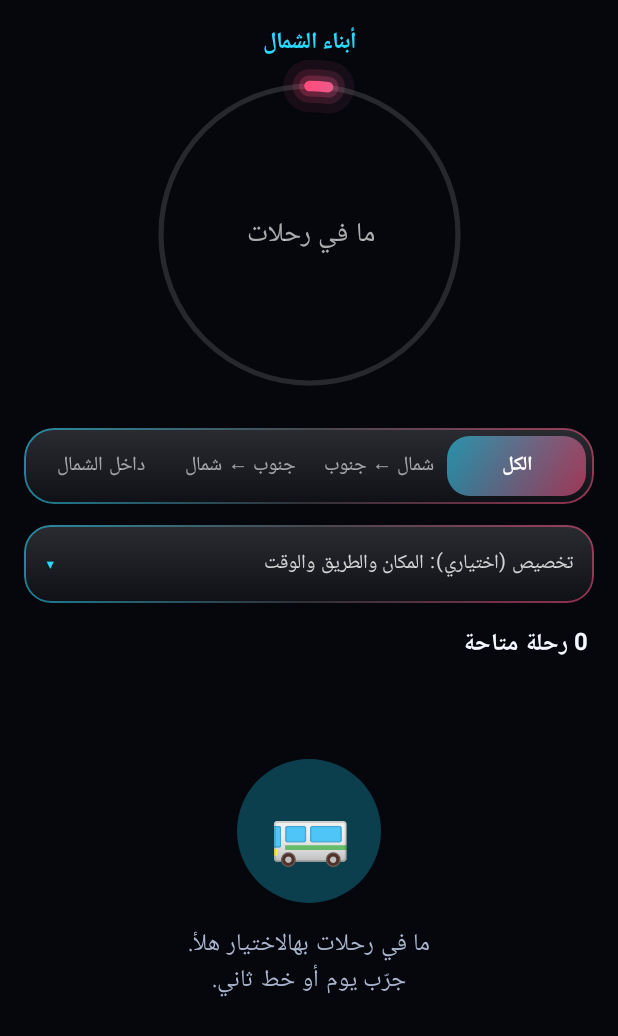
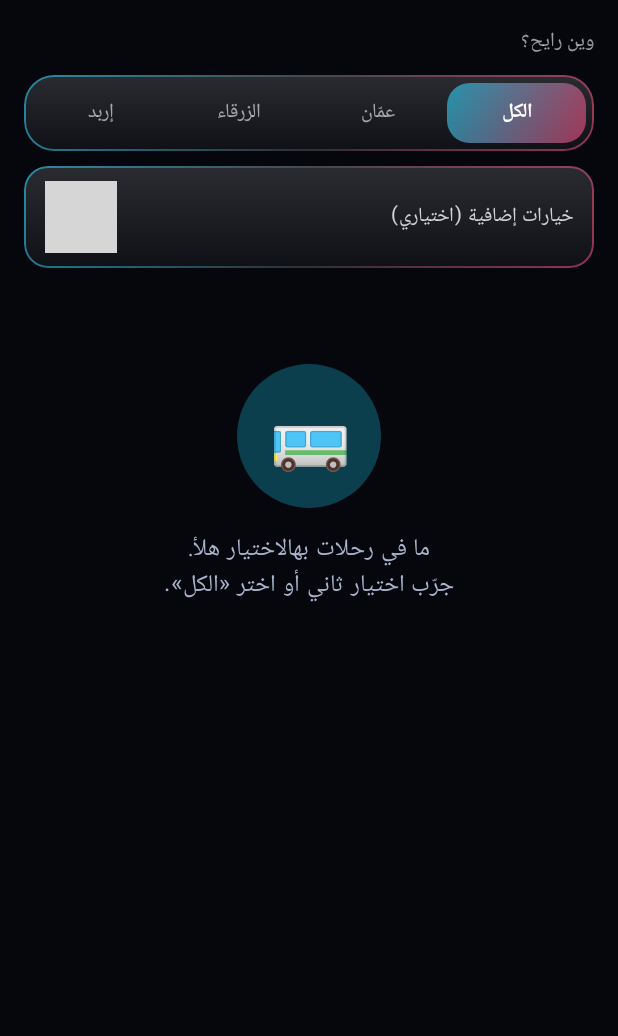
Before and after one commit to abnaa-shamal/iCloud-, an Android app built with Jetpack Compose: the composable TripsList called with empty values, on a phone screen of 412 x 824 dp. Shown: the top 1036 px of the screen. Run offline under Robolectric (Android 15) with nearby library versions, the phone set to English and light mode, and no system bars; our stand-ins replace Firebase (no records; nobody signed in at launch, a user with empty details on screens opened directly); network calls fail; 3 statements that could not run were skipped; grey boxes are pictures that could not be loaded.

Commit message:
Rider: destination tabs (Amman/Zarqa/Irbid), swipe-one-ride, optional extras
Co-Authored-By: Claude Sonnet 5.5 <noreply@anthropic.com>
Claude-Session: https://claude.ai/code/session_01Eacynbgmh8rRMzmRyztP24

```diff
--- a/app/src/main/java/jo/shajaraone/app/Neon2.kt
+++ b/app/src/main/java/jo/shajaraone/app/Neon2.kt
@@ -3,6 +3,7 @@ package jo.shajaraone.app
 import androidx.compose.foundation.ExperimentalFoundationApi
 import androidx.compose.foundation.background
 import androidx.compose.foundation.layout.*
+import androidx.compose.foundation.verticalScroll
 import androidx.compose.foundation.pager.HorizontalPager
 import androidx.compose.foundation.pager.rememberPagerState
 import androidx.compose.foundation.shape.CircleShape
@@ -26,7 +27,7 @@ fun RideSwipe(trips: List<Trip>, modifier: Modifier = Modifier, actions: @Compos
     Column(modifier.fillMaxSize(), horizontalAlignment = Alignment.CenterHorizontally) {
         HorizontalPager(pager, Modifier.weight(1f), pageSpacing = 16.dp) { i ->
             val t = trips[i]
-            Column(Modifier.fillMaxSize().padding(horizontal = 24.dp), horizontalAlignment = Alignment.CenterHorizontally, verticalArrangement = Arrangement.Center) {
+            Column(Modifier.fillMaxSize().verticalScroll(androidx.compose.foundation.rememberScrollState()).padding(horizontal = 24.dp), horizontalAlignment = Alignment.CenterHorizontally, verticalArrangement = Arrangement.Center) {
                 Text(dayName(t.departAt), fontSize = 13.sp, color = Color(0x99FFFFFF))
                 Text(clockText(t.departAt), fontSize = 54.sp, fontWeight = FontWeight.ExtraLight, color = Color.White)
                 Spacer(Modifier.height(8.dp))
@@ -93,3 +94,40 @@ fun RoadTimeline(trips: List<Trip>, top: String, bottom: String, modifier: Modif
         }
     }
 }
+
+val destLabels = listOf("الكل", "عمّان", "الزرقاء", "إربد")
+
+/** 0 = all. Amman = Sweileh road + Al-Urdun street, Zarqa = Zarqa road, Irbid = inside the north. [back] = coming back to the north. */
+fun destMatches(t: Trip, dest: Int, back: Boolean): Boolean {
+    val kind = kindOf(t)
+    if (dest == 0) return !back || kind == KIND_SN
+    if (dest == 3) return kind == KIND_NN || t.to == "إربد" || t.from == "إربد"
+    val zarqa = t.road == "طريق الزرقاء"
+    val roadOk = if (dest == 2) zarqa else (!zarqa && t.road.isNotBlank() && t.road != NORTH_INNER)
+    return roadOk && (if (back) kind == KIND_SN else kind == KIND_NS)
+}
+
+/** "وين رايح؟" tabs with real place names, plus an optional drawer (going back / your village / day). */
+@Composable
+fun DestinationTabs(
+    dest: Int, onDest: (Int) -> Unit, back: Boolean, onBack: (Boolean) -> Unit,
+    north: String, onNorth: (String) -> Unit, day: Int, onDay: (Int) -> Unit
+) {
+    var open by androidx.compose.runtime.remember { androidx.compose.runtime.mutableStateOf(false) }
+    Text("وين رايح؟", fontSize = 13.sp, color = Color(0x99FFFFFF))
+    SlidingTabs(destLabels, dest, onDest)
+    Row(Modifier.fillMaxWidth().glass(16.dp).springPress { open = !open }.padding(horizontal = 14.dp, vertical = 10.dp), verticalAlignment = Alignment.CenterVertically) {
+        Text("خيارات إضافية (اختياري)", Modifier.weight(1f), fontSize = 13.sp, color = Color(0xCCFFFFFF))
+        Text(if (open) "▴" else "▾", color = Brand.Violet)
+    }
+    if (open) {
+        Column(Modifier.fillMaxWidth().glass(16.dp).padding(14.dp), verticalArrangement = Arrangement.spacedBy(8.dp)) {
+            Text("الاتجاه", fontSize = 12.sp, color = Color(0x99FFFFFF))
+            ScrollChips(listOf("go" to "رايح من عندنا", "back" to "راجع لعندنا"), if (back) "back" else "go") { onBack(it == "back") }
+            Text("بلدك", fontSize = 12.sp, color = Color(0x99FFFFFF))
+            ScrollChips(listOf("" to "أي بلد") + northPlaces.map { it to it }, north, onNorth)
+            Text("اليوم", fontSize = 12.sp, color = Color(0x99FFFFFF))
+            ScrollChips(listOf("all" to "أي يوم") + nextDays(), if (day < 0) "all" else day.toString()) { onDay(if (it == "all") -1 else it.toInt()) }
+        }
+    }
+}
--- a/app/src/main/java/jo/shajaraone/app/PassengerScreen.kt
+++ b/app/src/main/java/jo/shajaraone/app/PassengerScreen.kt
@@ -70,6 +70,8 @@ private fun TripsList(me: UserProfile, myBookings: List<Booking>, onBooked: () -
     var trips by remember { mutableStateOf<List<Trip>?>(null) }
     var failed by remember { mutableStateOf(false) }
     val route = rememberRouteState()
+    var dest by rememberSaveable { mutableIntStateOf(0) }
+    var back by rememberSaveable { mutableStateOf(false) }
     var day by rememberSaveable { mutableIntStateOf(-1) }
     var mins by rememberSaveable { mutableIntStateOf(-1) }
     var booking by remember { mutableStateOf<Trip?>(null) }
@@ -87,24 +89,22 @@ private fun TripsList(me: UserProfile, myBookings: List<Booking>, onBooked: () -
     val now = System.currentTimeMillis()
     val shown = trips.orEmpty().filter { t ->
         t.captainUid.isNotBlank() && t.captainUid != me.uid && t.status != TRIP_CANCELLED && t.departAt > now &&
-            route.matches(t) &&
+            destMatches(t, dest, back) && (route.north.isBlank() || t.from == route.north || t.to == route.north) &&
             (day < 0 || dayOffsetOf(t.departAt) == day) &&
             (mins < 0 || (t.departAt - dayStart(dayOffsetOf(t.departAt))) / 60_000L >= mins)
     }
 
-    LazyColumn(
-        contentPadding = PaddingValues(16.dp),
-        verticalArrangement = Arrangement.spacedBy(14.dp),
-        modifier = Modifier.fillMaxSize()
-    ) {
-        neonHeader(shown, route, day, mins, { day = it }, { mins = it }, if (trips == null) "" else "${shown.size} رحلة متاحة")
-        when {
-            trips == null -> item { LoadingBox() }
-            failed && shown.isEmpty() -> item { EmptyState("📶", "ما قدرت أجيب الرحلات، تأكد من الإنترنت") }
-            shown.isEmpty() -> item { EmptyState("🚌", "ما في رحلات بهالاختيار هلأ.\nجرّب يوم أو خط ثاني.") }
-            else -> items(shown, key = { it.id }) { t ->
-                val mine = myBookings.firstOrNull { it.tripId == t.id && it.isActive }
-                RideTile(t) {
+    Column(Modifier.fillMaxSize()) {
+        Column(Modifier.padding(16.dp), verticalArrangement = Arrangement.spacedBy(10.dp)) {
+            DestinationTabs(dest, { dest = it }, back, { back = it }, route.north, { route.north = it }, day, { day = it })
+        }
+        Box(Modifier.weight(1f).fillMaxWidth()) {
+            when {
+                trips == null -> LoadingBox()
+                failed && shown.isEmpty() -> EmptyState("📶", "ما قدرت أجيب الرحلات، تأكد من الإنترنت")
+                shown.isEmpty() -> EmptyState("🚌", "ما في رحلات بهالاختيار هلأ.\nجرّب اختيار ثاني أو اختر «الكل».")
+                else -> RideSwipe(shown) { t ->
+                    val mine = myBookings.firstOrNull { it.tripId == t.id && it.isActive }
                     if (mine?.status == BK_ACCEPTED) {
                         Button(
                             onClick = { tracking = t },
```
Also changed, not shown: 1 other file.
